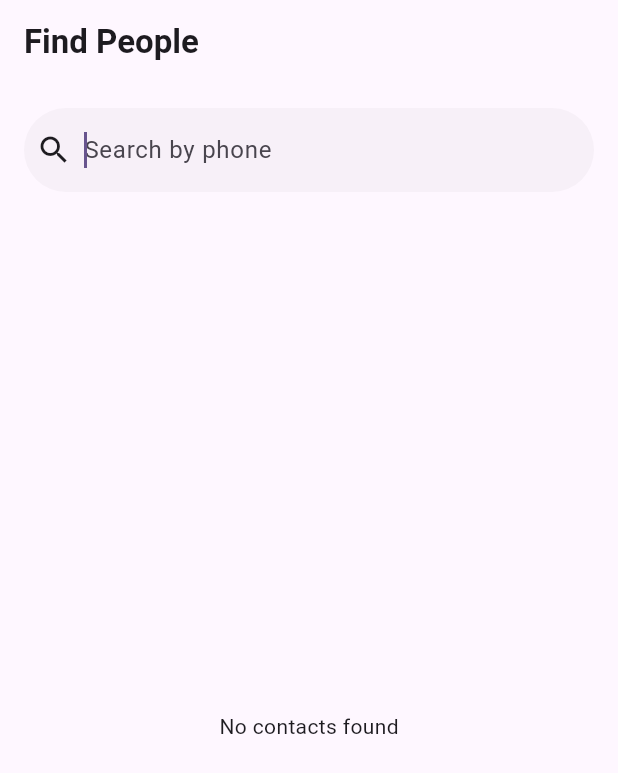
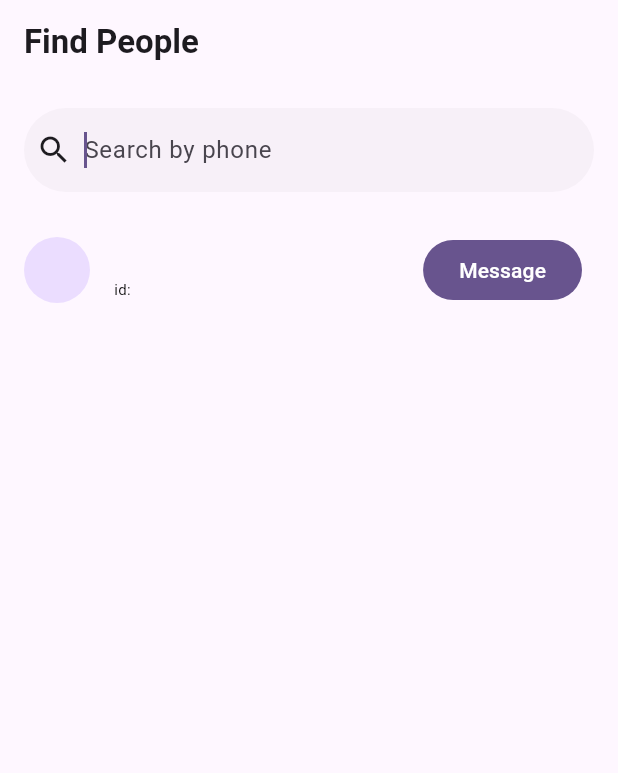
Before and after one commit to AnonymousPro139/flutter_chat_test, a Flutter app: the GlobalSearchScreen screen opened directly, after a tap on "Search by phone", on a phone screen of 412 x 824 dp. Shown: the top 773 px of the screen. Run offline on Flutter 3.47's test engine with Material 3 defaults, Android fonts, the phone set to English and light mode, and no system bars; our stand-ins replace cloud_firestore, firebase_auth, firebase_core, flutter_contacts, flutter_riverpod, image_picker and 1 more; missing offline and left inert: flutter_chat_core, flutter_chat_ui, flyer_chat_image_message, flyer_chat_text_message; accounts and stored records are empty.

Commit message:
create group icon nemlee, search heseg deer user search-g holboloo

```diff
--- a/lib/screens/search2.dart
+++ b/lib/screens/search2.dart
@@ -1,16 +1,23 @@
 import 'package:flutter/material.dart';
 import 'package:flutter_contacts/flutter_contacts.dart';
+import 'package:flutter_riverpod/flutter_riverpod.dart';
 import 'package:permission_handler/permission_handler.dart';
+import 'package:test_firebase/firestore/services/message/functions.dart';
+import 'package:test_firebase/firestore/services/user/index.dart';
 import 'package:test_firebase/models/user.dart';
+import 'package:test_firebase/riverpod/index.dart';
+import 'package:test_firebase/screens/chat3.dart';
+import 'package:test_firebase/widgets/ChatElement.dart';
 
-class GlobalSearchScreen extends StatefulWidget {
+class GlobalSearchScreen extends ConsumerStatefulWidget {
   const GlobalSearchScreen({super.key});
 
   @override
-  State<GlobalSearchScreen> createState() => _GlobalSearchScreenState();
+  ConsumerState<GlobalSearchScreen> createState() => _GlobalSearchScreenState();
 }
 
-class _GlobalSearchScreenState extends State<GlobalSearchScreen> {
+class _GlobalSearchScreenState extends ConsumerState<GlobalSearchScreen> {
+  AppUser? resultUser;
   List<Contact> _allContacts = []; // Original list from phone
   List<Contact> _filteredContacts = [];
   bool _isLoading = true;
@@ -88,8 +95,24 @@ class _GlobalSearchScreenState extends State<GlobalSearchScreen> {
     });
   }
 
+  void search() async {
+    setState(() => _isSearching = true);
+
+    final result = await UserFirestoreService().searchUserByPhone(
+      _searchController.text,
+    );
+
+    setState(() {
+      resultUser = result;
+      _isSearching = false;
+    });
+  }
+
   @override
   Widget build(BuildContext context) {
+    final authState = ref.watch(authControllerProvider);
+    final loggedUser = authState.value;
+
     return Scaffold(
       appBar: AppBar(
         title: const Text(
@@ -105,7 +128,9 @@ class _GlobalSearchScreenState extends State<GlobalSearchScreen> {
             child: SearchBar(
               controller: _searchController,
               hintText: "Search by phone",
-              onChanged: _searchContacts,
+              //onChanged: _searchContacts,
+              // onChanged: _performSearch,
+              onTap: search,
               leading: const Icon(Icons.search),
               trailing: [
                 if (_searchController.text.isNotEmpty)
@@ -113,7 +138,8 @@ class _GlobalSearchScreenState extends State<GlobalSearchScreen> {
                     icon: const Icon(Icons.clear),
                     onPressed: () {
                       _searchController.clear();
-                      _searchContacts('');
+                      // _searchContacts('');
+                      // _performSearch('');
                     },
                   ),
               ],
@@ -127,48 +153,48 @@ class _GlobalSearchScreenState extends State<GlobalSearchScreen> {
           ),
 
           // 2. Results Area
+          Expanded(
+            child: _isSearching
+                ? const Center(child: CircularProgressIndicator())
+                : resultUser?.phone == null
+                ? _buildEmptyState()
+                : _buildResultUser(context, loggedUser, resultUser),
+          ),
           // Expanded(
-          //   child: _isSearching
+          //   child: _isLoading
           //       ? const Center(child: CircularProgressIndicator())
-          //       : _searchResults.isEmpty
-          //       ? _buildEmptyState()
-          //       : _buildResultsList(),
+          //       : _filteredContacts.isEmpty
+          //       ? const Center(child: Text("No contacts found"))
+          //       : ListView.builder(
+          //           itemCount: _filteredContacts.length,
+          //           itemBuilder: (context, index) {
+          //             final contact = _filteredContacts[index];
+          //             // Safely get the first phone number
+          //             String phone = contact.phones.isNotEmpty
+          //                 ? contact.phones.first.number
+          //                 : "No number";
+
+          //             return ListTile(
+          //               leading: (contact.photo != null)
+          //                   ? CircleAvatar(
+          //                       backgroundImage: MemoryImage(contact.photo!),
+          //                     )
+          //                   : CircleAvatar(child: Text(contact.displayName[0])),
+          //               title: Text(contact.displayName),
+          //               subtitle: Text(phone),
+          //               trailing: IconButton(
+          //                 icon: const Icon(
+          //                   Icons.person_add_alt_1,
+          //                   color: Colors.deepPurple,
+          //                 ),
+          //                 onPressed: () {
+          //                   // Logic to invite or add to chat
+          //                 },
+          //               ),
+          //             );
+          //           },
+          //         ),
           // ),
-          Expanded(
-            child: _isLoading
-                ? const Center(child: CircularProgressIndicator())
-                : _filteredContacts.isEmpty
-                ? const Center(child: Text("No contacts found"))
-                : ListView.builder(
-                    itemCount: _filteredContacts.length,
-                    itemBuilder: (context, index) {
-                      final contact = _filteredContacts[index];
-                      // Safely get the first phone number
-                      String phone = contact.phones.isNotEmpty
-                          ? contact.phones.first.number
-                          : "No number";
-
-                      return ListTile(
-                        leading: (contact.photo != null)
-                            ? CircleAvatar(
-                                backgroundImage: MemoryImage(contact.photo!),
-                              )
-                            : CircleAvatar(child: Text(contact.displayName[0])),
-                        title: Text(contact.displayName),
-                        subtitle: Text(phone),
-                        trailing: IconButton(
-                          icon: const Icon(
-                            Icons.person_add_alt_1,
-                            color: Colors.deepPurple,
-                          ),
-                          onPressed: () {
-                            // Logic to invite or add to chat
-                          },
-                        ),
-                      );
-                    },
-                  ),
-          ),
         ],
       ),
     );
@@ -256,6 +282,51 @@ class _GlobalSearchScreenState extends State<GlobalSearchScreen> {
     );
   }
 
+  Widget _buildResultUser(context, loggedUser, resultUser) {
+    var createdChatId = "";
+
+    return ListTile(
+      leading: CircleAvatar(
+        radius: 22,
+        backgroundImage: null,
+        child: Text(resultUser.phone.toUpperCase()),
+      ),
+      title: Text(
+        resultUser.phone,
+        maxLines: 1,
+        overflow: TextOverflow.ellipsis,
+      ),
+      subtitle: Text(
+        'id: ${resultUser.id}',
+        maxLines: 1,
+        overflow: TextOverflow.ellipsis,
+        style: const TextStyle(
+          fontSize: 10,
+          color: Color.fromARGB(255, 0, 0, 0),
+        ),
+      ),
+      trailing: FilledButton(
+        onPressed: () async {
+          // Navigate to Chat
+
+          createdChatId = await MessageFunctions().createOrGetChat(
+            loggedUser!.id,
+            resultUser!.id,
+          );
+
+          Navigator.push(
+            context,
+            MaterialPageRoute(
+              builder: (context) =>
+                  ChatScreen3(chatId: createdChatId, user: loggedUser),
+            ),
+          );
+        },
+        child: const Text("Message"),
+      ),
+    );
+  }
+
   Widget _buildEmptyState() {
     return Center(
       child: Column(
```
Also changed, not shown: lib/screens/home4.dart (+73 -2 lines).
